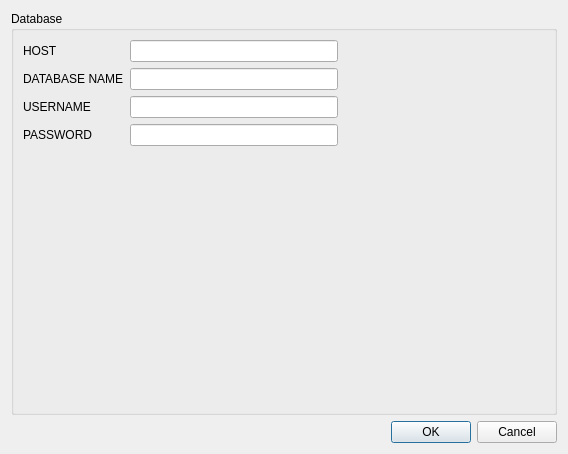
Before: the Qt Designer form src/mtconfig.ui in kyledevans/Medicine-Track, drawn with Qt 5.
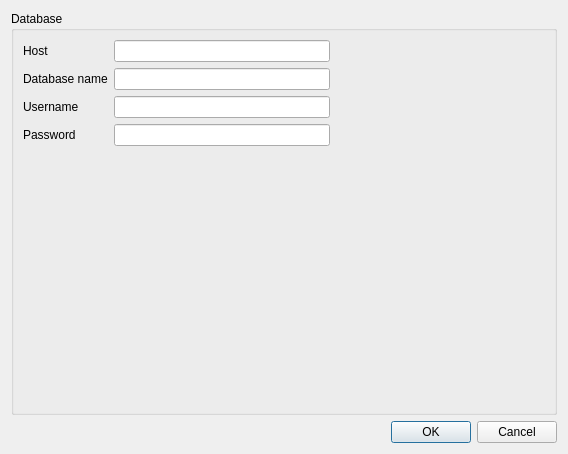
After: the same form once the commit is applied.

The edit to the form file:
```diff
--- a/src/mtconfig.ui
+++ b/src/mtconfig.ui
@@ -23,7 +23,7 @@
       <item row="0" column="0">
        <widget class="QLabel" name="hostLabel">
         <property name="text">
-         <string>HOST</string>
+         <string notr="true">Host</string>
         </property>
        </widget>
       </item>
@@ -54,7 +54,7 @@
       <item row="2" column="0">
        <widget class="QLabel" name="usernameLabel">
         <property name="text">
-         <string>USERNAME</string>
+         <string notr="true">Username</string>
         </property>
        </widget>
       </item>
@@ -85,7 +85,7 @@
       <item row="3" column="0">
        <widget class="QLabel" name="passwordLabel">
         <property name="text">
-         <string>PASSWORD</string>
+         <string notr="true">Password</string>
         </property>
        </widget>
       </item>
@@ -119,7 +119,7 @@
       <item row="1" column="0">
        <widget class="QLabel" name="databaseNameLabel">
         <property name="text">
-         <string>DATABASE NAME</string>
+         <string notr="true">Database name</string>
         </property>
        </widget>
       </item>
```
Left out of the diff: 26 changed lines with no effect on the pictures.
